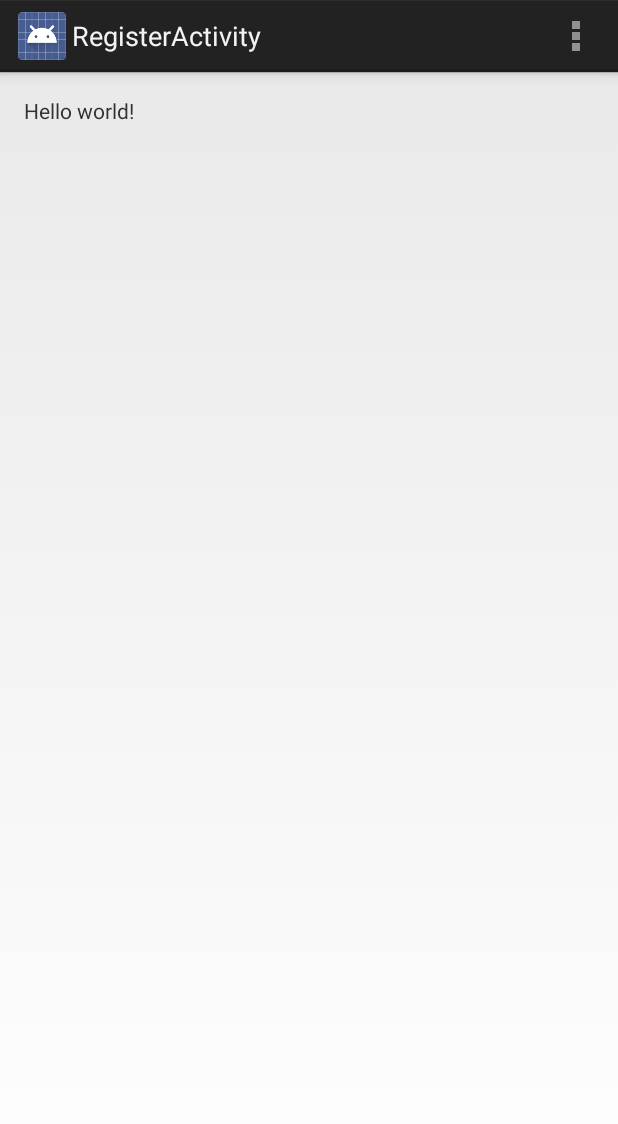
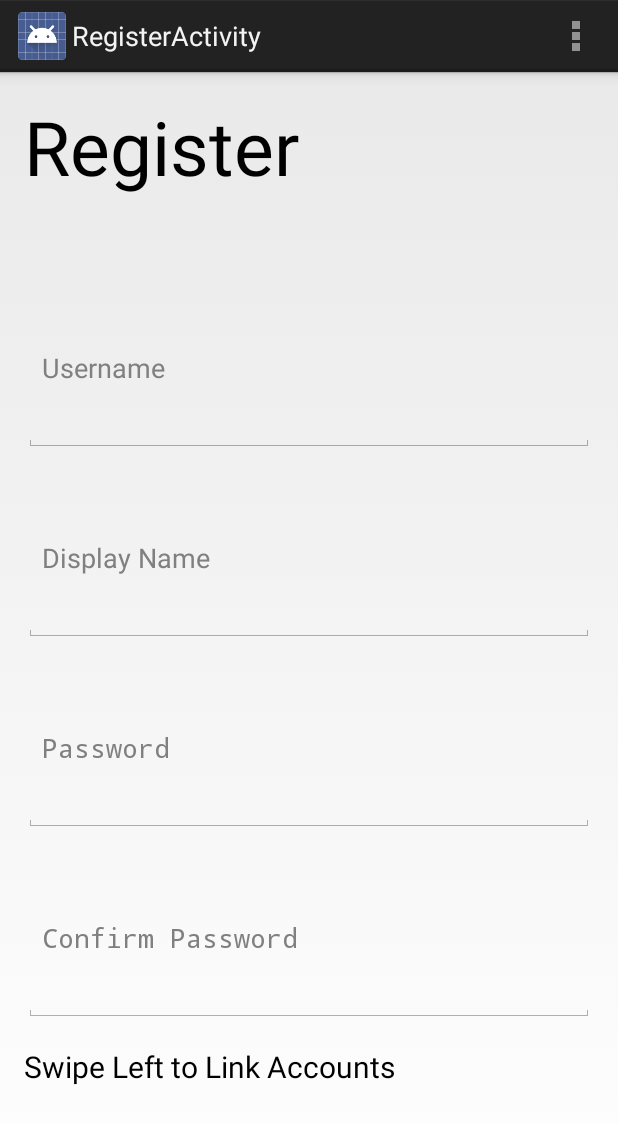
Before and after one commit to vincelugli/GIT-MAD-Appathon, an Android app: the RegisterActivity screen opened directly, with no data from a screen before it, on a phone screen of 412 x 824 dp. Shown: the top 1124 px of the screen. Run offline under Robolectric (Android 15) with nearby library versions, the phone set to English and light mode, and no system bars.

Commit message:
Updated register page. Linked SignIn Activity to Register activity. Also added main Lynx Activity.

```diff
--- a/Lynx/app/src/main/AndroidManifest.xml
+++ b/Lynx/app/src/main/AndroidManifest.xml
@@ -29,6 +29,10 @@
             android:name=".RegisterActivity"
             android:label="@string/title_activity_register" >
         </activity>
+        <activity
+            android:name=".LynxActivity"
+            android:label="@string/title_activity_lynx" >
+        </activity>
     </application>
 
     <!-- To auto-complete the email text field in the login form with the user's emails -->
--- a/Lynx/app/src/main/res/layout/activity_login.xml
+++ b/Lynx/app/src/main/res/layout/activity_login.xml
@@ -75,7 +75,8 @@
                         android:text="@string/action_register"
                         android:id="@+id/register_button_2"
                         android:layout_marginTop="16dp"
-                        android:layout_weight="1" />
+                        android:layout_weight="1"
+                        android:onClick="loginRegister"/>
 
                 </LinearLayout>
 
--- a/Lynx/app/src/main/res/layout/activity_main.xml
+++ b/Lynx/app/src/main/res/layout/activity_main.xml
@@ -16,13 +16,13 @@
         android:textSize="50sp"
         android:paddingTop="50dp"
         android:gravity="center"
-        android:id="@+id/textView" />
+        android:id="@+id/register_text_view" />
 
     <LinearLayout
         android:orientation="horizontal"
         android:layout_width="fill_parent"
         android:layout_height="fill_parent"
-        android:layout_below="@+id/textView"
+        android:layout_below="@+id/register_text_view"
         android:layout_centerHorizontal="true"
         android:layout_marginTop="143dp">
 
@@ -32,7 +32,7 @@
             android:text="@string/action_sign_in"
             android:id="@+id/sign_in_button"
             android:layout_weight="1"
-            android:onClick="signIn"/>
+            android:onClick="signIn" />
 
         <Button
             android:layout_width="0dp"
--- a/Lynx/app/src/main/res/layout/fragment_register.xml
+++ b/Lynx/app/src/main/res/layout/fragment_register.xml
@@ -8,9 +8,69 @@
     android:paddingBottom="@dimen/activity_vertical_margin"
     tools:context="com.lynx.RegisterActivity$PlaceholderFragment">
 
-    <TextView
-        android:text="@string/hello_world"
-        android:layout_width="wrap_content"
-        android:layout_height="wrap_content" />
+    <LinearLayout
+        android:orientation="vertical"
+        android:layout_width="fill_parent"
+        android:layout_height="fill_parent"
+        android:layout_alignParentTop="true">
+
+        <TextView
+            android:text="@string/title_register"
+            android:layout_width="wrap_content"
+            android:layout_height="0dp"
+            android:textSize="50sp"
+            android:id="@+id/register_text_view"
+            android:layout_weight="1"
+            android:textAppearance="?android:attr/textAppearanceLarge" />
+
+        <EditText
+            android:layout_width="match_parent"
+            android:layout_height="0dp"
+            android:id="@+id/username_edit_text"
+            android:layout_marginTop="16dp"
+            android:hint="@string/enter_username"
+            android:layout_weight="1" />
+
+        <EditText
+            android:layout_width="match_parent"
+            android:layout_height="0dp"
+            android:id="@+id/display_name_edit_text"
+            android:layout_gravity="center_horizontal"
+            android:layout_marginTop="16dp"
+            android:hint="@string/enter_display_name"
+            android:layout_weight="1" />
+
+        <EditText
+            android:layout_width="match_parent"
+            android:layout_height="0dp"
+            android:inputType="textPassword"
+            android:ems="10"
+            android:id="@+id/password_edit_text"
+            android:layout_gravity="center_horizontal"
+            android:layout_marginTop="16dp"
+            android:hint="@string/enter_password"
+            android:layout_weight="1" />
+
+        <EditText
+            android:layout_width="match_parent"
+            android:layout_height="0dp"
+            android:inputType="textPassword"
+            android:ems="10"
+            android:id="@+id/confirm_password_edit_text"
+            android:layout_gravity="center_horizontal"
+            android:layout_marginTop="16dp"
+            android:hint="@string/enter_password_confirm"
+            android:layout_weight="1" />
+
+        <TextView
+            android:layout_width="wrap_content"
+            android:layout_height="0dp"
+            android:textAppearance="?android:attr/textAppearanceLarge"
+            android:text="@string/swipe"
+            android:id="@+id/swipe"
+            android:layout_marginTop="16dp"
+            android:layout_weight="1"
+            android:textSize="20sp" />
+    </LinearLayout>
 
 </RelativeLayout>
--- a/Lynx/app/src/main/res/values/strings.xml
+++ b/Lynx/app/src/main/res/values/strings.xml
@@ -7,6 +7,13 @@
     <string name="action_register">Register</string>
     <string name="action_sign_in">Sign In</string>
     <string name="title_activity_register">RegisterActivity</string>
+    <string name="title_register">Register</string>
+    <string name="enter_username">Username</string>
+    <string name="enter_display_name">Display Name</string>
+    <string name="enter_password">Password</string>
+    <string name="enter_password_confirm">Confirm Password</string>
+    <string name="swipe">Swipe Left to Link Accounts</string>
+    <string name="title_activity_lynx">LynxActivity</string>
     <string name="hello_world">Hello world!</string>
 
 </resources>
```
Also changed, not shown: Lynx/app/src/main/java/com/lynx/LoginActivity.java (+11 -0 lines), Lynx/app/src/main/java/com/lynx/LynxActivity.java (added, +36 -0 lines), Lynx/app/src/main/res/layout/activity_lynx.xml (added, +16 -0 lines), Lynx/app/src/main/res/menu/lynx.xml (added, +8 -0 lines).
